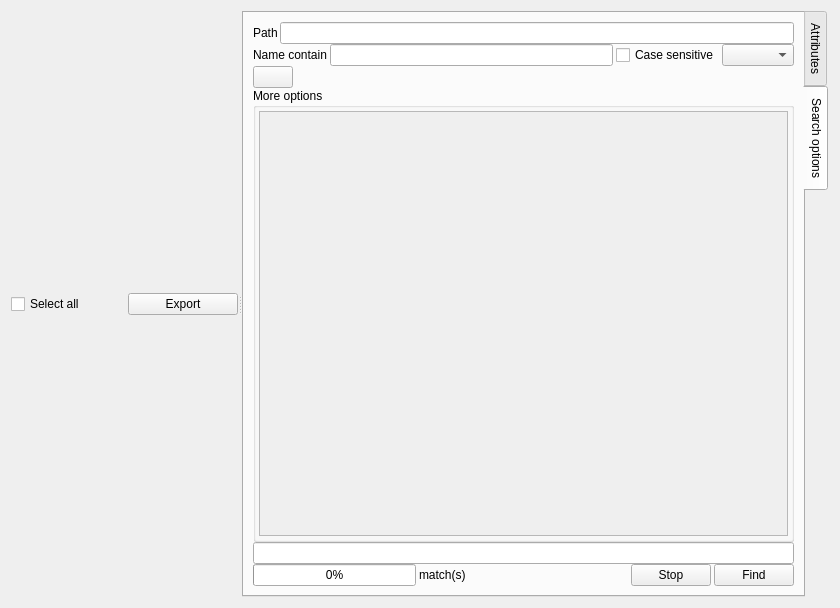
halbbob/dff, file ui/gui/resources/search.ui: the form before one commit.
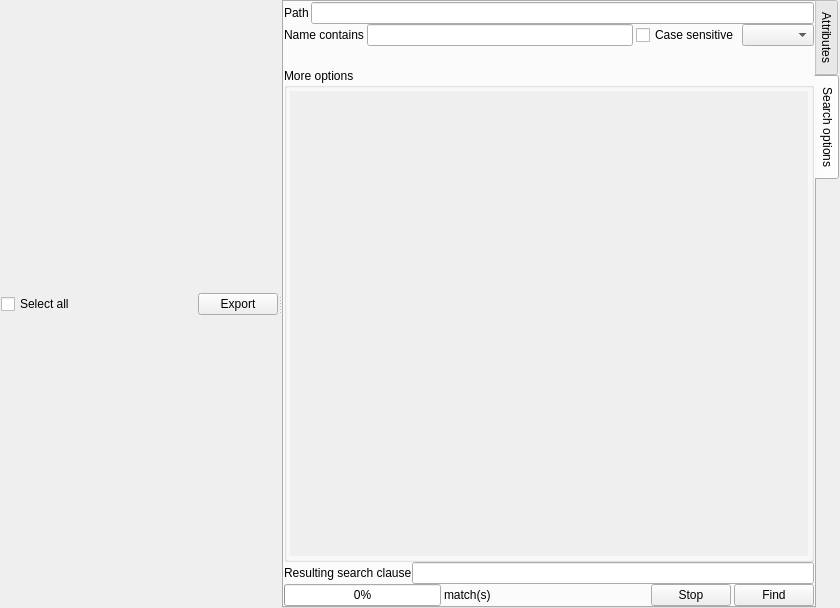
The form after the commit. Icons and pictures are not drawn.

Commit message: Design lifting = beautiful search

The edit to the form file:
```diff
--- a/ui/gui/resources/search.ui
+++ b/ui/gui/resources/search.ui
@@ -18,6 +18,18 @@
     <normaloff>:/filefind.png</normaloff>:/filefind.png</iconset>
   </property>
   <layout class="QVBoxLayout" name="verticalLayout_7">
+   <property name="leftMargin">
+    <number>1</number>
+   </property>
+   <property name="topMargin">
+    <number>0</number>
+   </property>
+   <property name="rightMargin">
+    <number>0</number>
+   </property>
+   <property name="bottomMargin">
+    <number>0</number>
+   </property>
    <item>
     <widget class="QSplitter" name="splitter">
      <property name="orientation">
@@ -27,6 +39,9 @@
       <layout class="QVBoxLayout" name="verticalLayout_5" stretch="1,12">
        <item>
         <layout class="QHBoxLayout" name="horizontalLayout_3">
+         <property name="topMargin">
+          <number>1</number>
+         </property>
          <item>
           <widget class="QCheckBox" name="selectAll">
            <property name="toolTip">
@@ -37,6 +52,19 @@
            </property>
           </widget>
          </item>
+         <item>
+          <spacer name="horizontalSpacer_3">
+           <property name="orientation">
+            <enum>Qt::Horizontal</enum>
+           </property>
+           <property name="sizeHint" stdset="0">
+            <size>
+             <width>40</width>
+             <height>20</height>
+            </size>
+           </property>
+          </spacer>
+         </item>
          <item>
           <widget class="QPushButton" name="exportButton">
            <property name="text">
@@ -67,6 +95,9 @@
         <string>Attributes</string>
        </attribute>
        <layout class="QVBoxLayout" name="verticalLayout_6">
+        <property name="margin">
+         <number>0</number>
+        </property>
         <item>
          <layout class="QVBoxLayout" name="attrsTree">
           <property name="spacing">
@@ -81,6 +112,9 @@
         <string>Search options</string>
        </attribute>
        <layout class="QVBoxLayout" name="verticalLayout_4">
+        <property name="margin">
+         <number>0</number>
+        </property>
         <item>
          <layout class="QVBoxLayout" name="verticalLayout_2">
           <property name="spacing">
@@ -111,7 +145,7 @@
             <item>
              <widget class="QLabel" name="label">
               <property name="text">
-               <string>Name contain</string>
+               <string>Name contains</string>
               </property>
              </widget>
             </item>
@@ -144,6 +178,9 @@
                <iconset resource="gui.qrc">
                 <normaloff>:/add.png</normaloff>:/add.png</iconset>
               </property>
+              <property name="flat">
+               <bool>true</bool>
+              </property>
              </widget>
             </item>
             <item>
@@ -166,38 +203,56 @@
             <property name="title">
              <string>More options</string>
             </property>
+            <property name="alignment">
+             <set>Qt::AlignLeading|Qt::AlignLeft|Qt::AlignTop</set>
+            </property>
             <layout class="QVBoxLayout" name="verticalLayout_3">
              <property name="spacing">
               <number>3</number>
              </property>
+             <property name="sizeConstraint">
+              <enum>QLayout::SetMinimumSize</enum>
+             </property>
              <property name="margin">
               <number>3</number>
              </property>
              <item>
               <widget class="QScrollArea" name="scrollArea">
+               <property name="frameShape">
+                <enum>QFrame::NoFrame</enum>
+               </property>
                <property name="widgetResizable">
                 <bool>true</bool>
                </property>
+               <property name="alignment">
+                <set>Qt::AlignLeading|Qt::AlignLeft|Qt::AlignTop</set>
+               </property>
                <widget class="QWidget" name="scrollAreaWidgetContents_2">
                 <property name="geometry">
                  <rect>
                   <x>0</x>
                   <y>0</y>
-                  <width>533</width>
-                  <height>393</height>
+                  <width>573</width>
+                  <height>453</height>
                  </rect>
                 </property>
                 <layout class="QVBoxLayout" name="verticalLayout">
                  <property name="spacing">
-                  <number>3</number>
+                  <number>1</number>
+                 </property>
+                 <property name="sizeConstraint">
+                  <enum>QLayout::SetMinimumSize</enum>
                  </property>
                  <property name="margin">
-                  <number>3</number>
+                  <number>1</number>
                  </property>
                  <item>
                   <layout class="QGridLayout" name="advancedOptions">
-                   <property name="horizontalSpacing">
-                    <number>1</number>
+                   <property name="sizeConstraint">
+                    <enum>QLayout::SetMinimumSize</enum>
+                   </property>
+                   <property name="spacing">
+                    <number>0</number>
                    </property>
                   </layout>
                  </item>
@@ -206,10 +261,13 @@
                    <property name="orientation">
                     <enum>Qt::Vertical</enum>
                    </property>
+                   <property name="sizeType">
+                    <enum>QSizePolicy::Expanding</enum>
+                   </property>
                    <property name="sizeHint" stdset="0">
                     <size>
-                     <width>20</width>
-                     <height>40</height>
+                     <width>0</width>
+                     <height>0</height>
                     </size>
                    </property>
                   </spacer>
@@ -222,7 +280,22 @@
            </widget>
           </item>
           <item>
-           <widget class="QLineEdit" name="completeClause"/>
+           <layout class="QHBoxLayout" name="horizontalLayout_7">
+            <item>
+             <widget class="QLabel" name="labelResultingSearch">
+              <property name="text">
+               <string>Resulting search clause</string>
+              </property>
+             </widget>
+            </item>
+            <item>
+             <widget class="QLineEdit" name="completeClause">
+              <property name="readOnly">
+               <bool>true</bool>
+              </property>
+             </widget>
+            </item>
+           </layout>
           </item>
           <item>
            <layout class="QHBoxLayout" name="horizontalLayout_5">
```
The commit also changes 10 other files.
